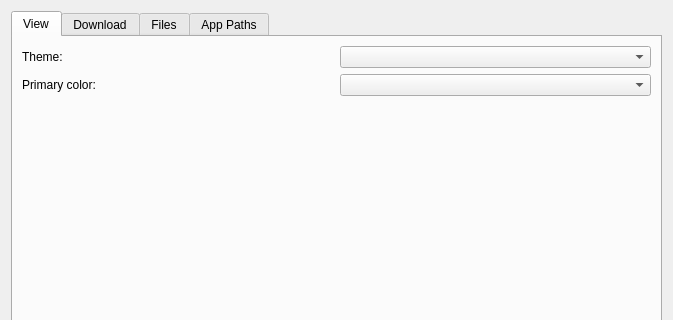
Old version of the form src/usdb_syncer/gui/forms/SettingsDialog.ui in the repository bohning/usdb_syncer; both pictures show x 0 to 673 and y 0 to 320 of the 673 by 828 pixel window.
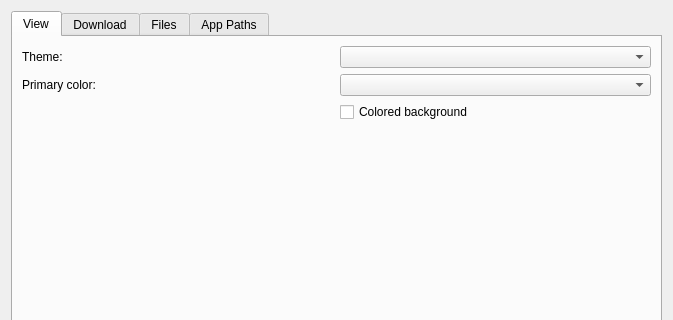
New version of the form. Icons and pictures are not drawn.

Commit message: Add option to color background

```diff
--- a/src/usdb_syncer/gui/forms/SettingsDialog.ui
+++ b/src/usdb_syncer/gui/forms/SettingsDialog.ui
@@ -62,6 +62,24 @@
          </item>
         </layout>
        </item>
+       <item>
+        <layout class="QHBoxLayout" name="horizontalLayout_12">
+         <item>
+          <widget class="QLabel" name="label_3">
+           <property name="text">
+            <string/>
+           </property>
+          </widget>
+         </item>
+         <item>
+          <widget class="QCheckBox" name="checkBox_colored_background">
+           <property name="text">
+            <string>Colored background</string>
+           </property>
+          </widget>
+         </item>
+        </layout>
+       </item>
        <item>
         <spacer name="verticalSpacer_4">
          <property name="orientation">
```
The commit also changes 5 other files.
